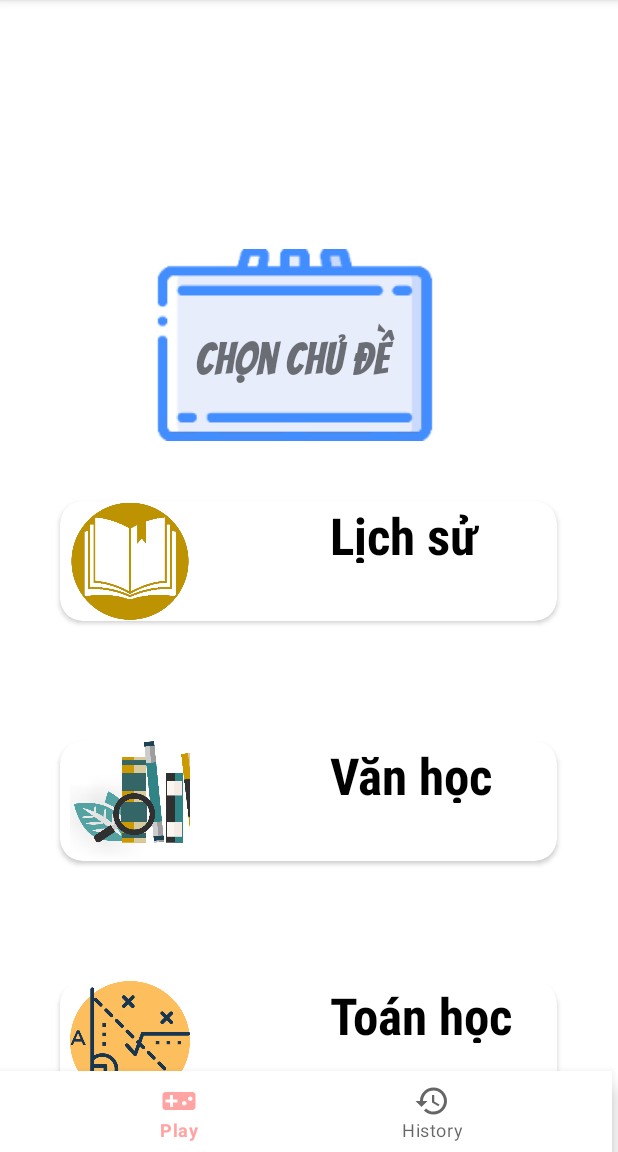
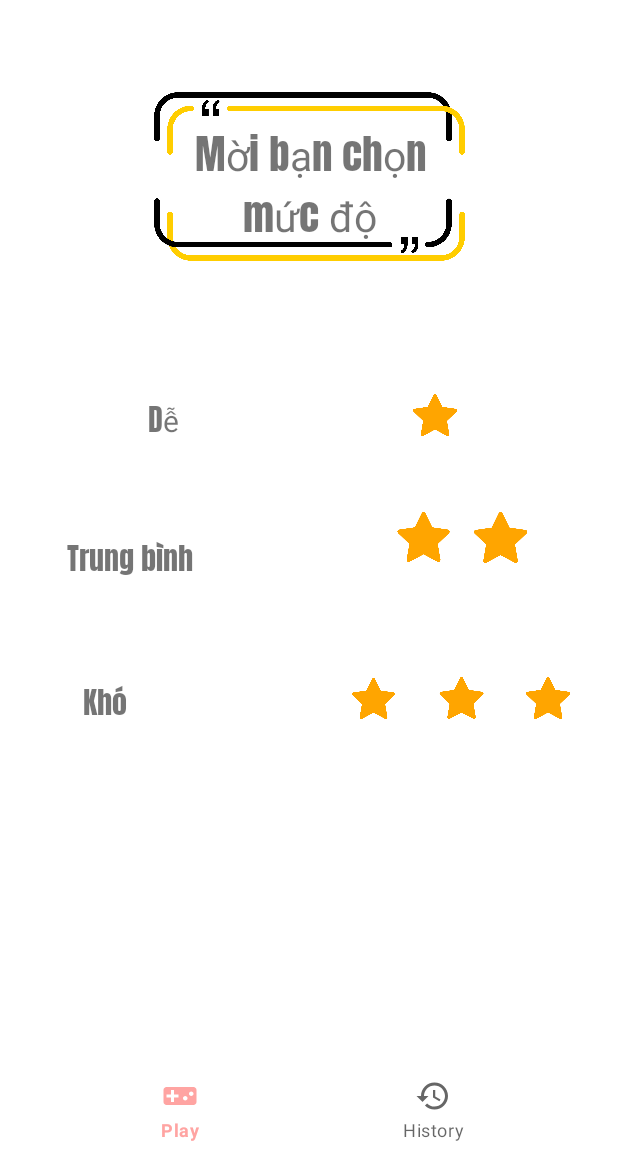
Before and after one commit to renadayne/quiz_app, an Android app: the screen it shows after launch (QuizMenu), item 2 of the bottom bar chosen, on a phone screen of 412 x 824 dp, the part 84-1236 px from its top. Run offline under Robolectric (Android 15) with nearby library versions, the phone set to English and light mode, and no system bars; our stand-ins replace navigation-ui; Roboto replaces fonts that are not available here.

Commit message:
question and level

```diff
--- a/app/src/main/java/com/example/quizzzzi/QuizMenu.java
+++ b/app/src/main/java/com/example/quizzzzi/QuizMenu.java
@@ -50,20 +50,17 @@ public class QuizMenu extends AppCompatActivity {
 
 
         View play;
-        play =findViewById(R.id.play);
-//        FrameLayout fl = (FrameLayout) findViewById(R.id.FrameLayout);
-//        FragmentContainerView fv = (FragmentContainerView) findViewById(R.id.nav_host_fragment);
+        play = findViewById(R.id.play);
         play.setOnClickListener(view -> {
             rePlaceFragment(new homeFragment());
         });
 
-//        View infor;
-//        infor = findViewById(R.id.toGameinformation);
-//        infor.setOnClickListener(view -> {
-//            Fragment fragment = new homeFragment();
-//            FragmentTransaction fragmentTransaction = getSupportFragmentManager().beginTransaction();
-//            fragmentTransaction.replace(R.id.inforFragment,fragment).commit();
-//        });
+        View history;
+        history = findViewById(R.id.history);
+        history.setOnClickListener(view -> {
+            rePlaceFragment(new levelFragment());
+        });
+
         NavHostFragment navHostFragment =(NavHostFragment) getSupportFragmentManager().findFragmentById(R.id.nav_host_fragment);
         assert navHostFragment != null;
         NavController navController = navHostFragment.getNavController();
--- /dev/null
+++ b/app/src/main/java/com/example/quizzzzi/levelFragment.java
@@ -0,0 +1,21 @@
+package com.example.quizzzzi;
+
+import android.os.Bundle;
+
+import androidx.fragment.app.Fragment;
+
+import android.view.LayoutInflater;
+import android.view.View;
+import android.view.ViewGroup;
+
+
+public class levelFragment extends Fragment {
+
+
+    @Override
+    public View onCreateView(LayoutInflater inflater, ViewGroup container,
+                             Bundle savedInstanceState) {
+        // Inflate the layout for this fragment
+        return inflater.inflate(R.layout.fragment_level, container, false);
+    }
+}
--- a/app/src/main/res/layout/activity_quiz_menu.xml
+++ b/app/src/main/res/layout/activity_quiz_menu.xml
@@ -23,8 +23,8 @@
 
     <com.google.android.material.bottomnavigation.BottomNavigationView
         android:id="@+id/bottom_nav"
-        android:layout_width="408dp"
-        android:layout_height="54dp"
+        android:layout_width="410dp"
+        android:layout_height="57dp"
         app:layout_constraintBottom_toBottomOf="parent"
         app:layout_constraintEnd_toEndOf="parent"
         app:layout_constraintHorizontal_bias="0.0"
--- a/app/src/main/res/layout/fragment_feedback.xml
+++ b/app/src/main/res/layout/fragment_feedback.xml
@@ -8,11 +8,5 @@
     <!--    android:id="@+id/feedbackFragment">-->
 
     <!-- TODO: Update blank fragment layout -->
-    <TextView
-        android:id="@+id/feedbackFragmet"
-        android:layout_width="match_parent"
-        android:layout_height="match_parent"
-        android:text="nhan tin" />
-
 
 </androidx.constraintlayout.widget.ConstraintLayout>
--- a/app/src/main/res/layout/fragment_home.xml
+++ b/app/src/main/res/layout/fragment_home.xml
@@ -25,16 +25,16 @@
 
     <RelativeLayout
         android:id="@+id/relativeLayout"
-        android:layout_width="393dp"
-        android:layout_height="216dp"
+        android:layout_width="412dp"
+        android:layout_height="144dp"
+        app:layout_constraintTop_toTopOf="parent"
         tools:ignore="MissingConstraints"
-        tools:layout_editor_absoluteX="1dp"
-        tools:layout_editor_absoluteY="-14dp">
+        tools:layout_editor_absoluteX="-1dp">
 
         <ImageView
             android:id="@+id/board"
             android:layout_width="match_parent"
-            android:layout_height="128dp"
+            android:layout_height="138dp"
             android:layout_alignParentStart="true"
             android:layout_alignParentEnd="true"
             android:layout_alignParentBottom="true"
@@ -45,14 +45,14 @@
 
         <TextView
             android:id="@+id/topic_text"
-            android:layout_width="156dp"
-            android:layout_height="73dp"
+            android:layout_width="wrap_content"
+            android:layout_height="87dp"
             android:layout_alignParentStart="true"
             android:layout_alignParentEnd="true"
             android:layout_alignParentBottom="true"
-            android:layout_marginStart="130dp"
-            android:layout_marginEnd="107dp"
-            android:layout_marginBottom="13dp"
+            android:layout_marginStart="138dp"
+            android:layout_marginEnd="96dp"
+            android:layout_marginBottom="11dp"
             android:fontFamily="@font/bangers_regular"
             android:text="Chọn chủ đề"
             android:textSize="30sp" />
--- /dev/null
+++ b/app/src/main/res/layout/fragment_level.xml
@@ -0,0 +1,196 @@
+<?xml version="1.0" encoding="utf-8"?>
+<androidx.constraintlayout.widget.ConstraintLayout xmlns:android="http://schemas.android.com/apk/res/android"
+    xmlns:app="http://schemas.android.com/apk/res-auto"
+    xmlns:tools="http://schemas.android.com/tools"
+    android:id="@+id/linearLayout"
+    android:layout_width="match_parent"
+    android:layout_height="match_parent"
+    tools:context=".levelFragment"
+    android:background="@color/white">
+
+
+    <TextView
+        android:id="@+id/textView8"
+        android:layout_width="165dp"
+        android:layout_height="95dp"
+        android:layout_marginTop="72dp"
+        android:fontFamily="@font/anton"
+        android:gravity="center"
+        android:text="Mời bạn chọn mức độ"
+        android:textSize="27dp"
+        app:layout_constraintEnd_toEndOf="@+id/imageView"
+        app:layout_constraintStart_toStartOf="@+id/imageView"
+        app:layout_constraintTop_toTopOf="@+id/imageView"
+        tools:ignore="MissingConstraints" />
+
+    <ImageView
+        android:id="@+id/imageView"
+        android:layout_width="411dp"
+        android:layout_height="235dp"
+        android:src="@drawable/frame2"
+        app:layout_constraintEnd_toEndOf="parent"
+        app:layout_constraintStart_toStartOf="parent"
+        app:layout_constraintTop_toTopOf="parent"
+        tools:ignore="MissingConstraints" />
+
+    <androidx.cardview.widget.CardView
+        android:id="@+id/cardView"
+        android:layout_width="374dp"
+        android:layout_height="56dp"
+        android:layout_margin="10dp"
+        app:cardCornerRadius="10dp"
+        app:cardElevation="8dp"
+        app:layout_constraintEnd_toEndOf="parent"
+        app:layout_constraintStart_toStartOf="parent"
+        app:layout_constraintTop_toBottomOf="@+id/imageView"
+        tools:ignore="MissingConstraints">
+
+        <androidx.constraintlayout.widget.ConstraintLayout
+            android:layout_width="343dp"
+            android:layout_height="42dp"
+            android:layout_marginLeft="15dp"
+            android:layout_marginTop="10dp"
+            android:layout_marginRight="15dp"
+            android:layout_marginBottom="10dp">
+
+            <TextView
+                android:id="@+id/textView10"
+                android:layout_width="84dp"
+                android:layout_height="34dp"
+                android:layout_marginStart="56dp"
+                android:layout_marginEnd="148dp"
+                android:fontFamily="@font/anton"
+                android:gravity="center|center_vertical"
+                android:text="Dễ"
+                android:textSize="20sp"
+                app:layout_constraintBottom_toBottomOf="parent"
+                app:layout_constraintEnd_toStartOf="@+id/imageView3"
+                app:layout_constraintStart_toStartOf="parent"
+                app:layout_constraintTop_toTopOf="parent"
+                tools:ignore="MissingConstraints" />
+
+            <ImageView
+                android:id="@+id/imageView3"
+                android:layout_width="32dp"
+                android:layout_height="28dp"
+                android:layout_marginEnd="72dp"
+                android:src="@drawable/star"
+                app:layout_constraintBottom_toBottomOf="parent"
+                app:layout_constraintEnd_toEndOf="parent"
+                app:layout_constraintTop_toTopOf="parent" />
+
+        </androidx.constraintlayout.widget.ConstraintLayout>
+
+
+    </androidx.cardview.widget.CardView>
+
+    <androidx.cardview.widget.CardView
+        android:id="@+id/cardView2"
+        android:layout_width="374dp"
+        android:layout_height="56dp"
+        android:layout_marginTop="40dp"
+        app:cardCornerRadius="10dp"
+        app:cardElevation="8dp"
+        app:layout_constraintEnd_toEndOf="parent"
+        app:layout_constraintStart_toStartOf="parent"
+        app:layout_constraintTop_toBottomOf="@+id/cardView"
+        tools:ignore="MissingConstraints">
+
+        <androidx.constraintlayout.widget.ConstraintLayout
+            android:layout_width="match_parent"
+            android:layout_height="match_parent">
+
+            <TextView
+                android:layout_width="wrap_content"
+                android:layout_height="wrap_content"
+                android:layout_marginEnd="120dp"
+                android:fontFamily="@font/anton"
+                android:text="Trung bình"
+                android:textSize="20sp"
+                app:layout_constraintBottom_toBottomOf="parent"
+                app:layout_constraintEnd_toStartOf="@+id/imageView4"
+                app:layout_constraintStart_toStartOf="parent"
+                app:layout_constraintTop_toTopOf="parent"
+                app:layout_constraintVertical_bias="0.523" />
+
+            <ImageView
+                android:id="@+id/imageView4"
+                android:layout_width="119dp"
+                android:layout_height="34dp"
+                android:src="@drawable/star"
+                app:layout_constraintEnd_toEndOf="parent"
+                tools:layout_editor_absoluteY="14dp" />
+
+            <ImageView
+                android:id="@+id/imageView6"
+                android:layout_width="102dp"
+                android:layout_height="33dp"
+                android:layout_marginEnd="60dp"
+                android:src="@drawable/star"
+                app:layout_constraintEnd_toEndOf="parent"
+                tools:layout_editor_absoluteY="14dp" />
+
+
+        </androidx.constraintlayout.widget.ConstraintLayout>
+
+    </androidx.cardview.widget.CardView>
+
+    <androidx.cardview.widget.CardView
+        android:layout_width="374dp"
+        android:layout_height="56dp"
+        android:layout_marginTop="40dp"
+        app:cardCornerRadius="10dp"
+        app:cardElevation="8dp"
+        app:layout_constraintEnd_toEndOf="parent"
+        app:layout_constraintStart_toStartOf="parent"
+        app:layout_constraintTop_toBottomOf="@+id/cardView2"
+        tools:ignore="MissingConstraints">
+
+        <androidx.constraintlayout.widget.ConstraintLayout
+            android:layout_width="match_parent"
+            android:layout_height="match_parent">
+
+            <TextView
+                android:layout_width="wrap_content"
+                android:layout_height="wrap_content"
+                android:layout_marginEnd="100dp"
+                android:fontFamily="@font/anton"
+                android:text="Khó"
+                android:textSize="20sp"
+                app:layout_constraintBottom_toBottomOf="parent"
+                app:layout_constraintEnd_toStartOf="@+id/imageView5"
+                app:layout_constraintStart_toStartOf="parent"
+                app:layout_constraintTop_toTopOf="parent" />
+
+            <ImageView
+                android:id="@+id/imageView8"
+                android:layout_width="56dp"
+                android:layout_height="28dp"
+                android:src="@drawable/star"
+                app:layout_constraintBottom_toBottomOf="parent"
+                app:layout_constraintEnd_toEndOf="parent"
+                app:layout_constraintTop_toTopOf="parent" />
+
+            <ImageView
+                android:id="@+id/imageView7"
+                android:layout_width="59dp"
+                android:layout_height="28dp"
+                android:src="@drawable/star"
+                app:layout_constraintBottom_toBottomOf="parent"
+                app:layout_constraintEnd_toStartOf="@+id/imageView8"
+                app:layout_constraintTop_toTopOf="parent" />
+
+            <ImageView
+                android:id="@+id/imageView5"
+                android:layout_width="58dp"
+                android:layout_height="27dp"
+                android:src="@drawable/star"
+                app:layout_constraintBottom_toBottomOf="parent"
+                app:layout_constraintEnd_toStartOf="@+id/imageView7"
+                app:layout_constraintTop_toTopOf="parent" />
+
+        </androidx.constraintlayout.widget.ConstraintLayout>
+    </androidx.cardview.widget.CardView>
+
+
+</androidx.constraintlayout.widget.ConstraintLayout>
```
Also changed, not shown: app/src/main/java/com/example/quizzzzi/questionFragment.java (added, +21 -0 lines), app/src/main/res/layout/fragment_question.xml (added, +124 -0 lines), app/src/main/res/drawable-v24/frame1.png (added), app/src/main/res/drawable-v24/frame2.png (added), app/src/main/res/drawable-v24/frame3.png (added), app/src/main/res/drawable-v24/star.png (added).
